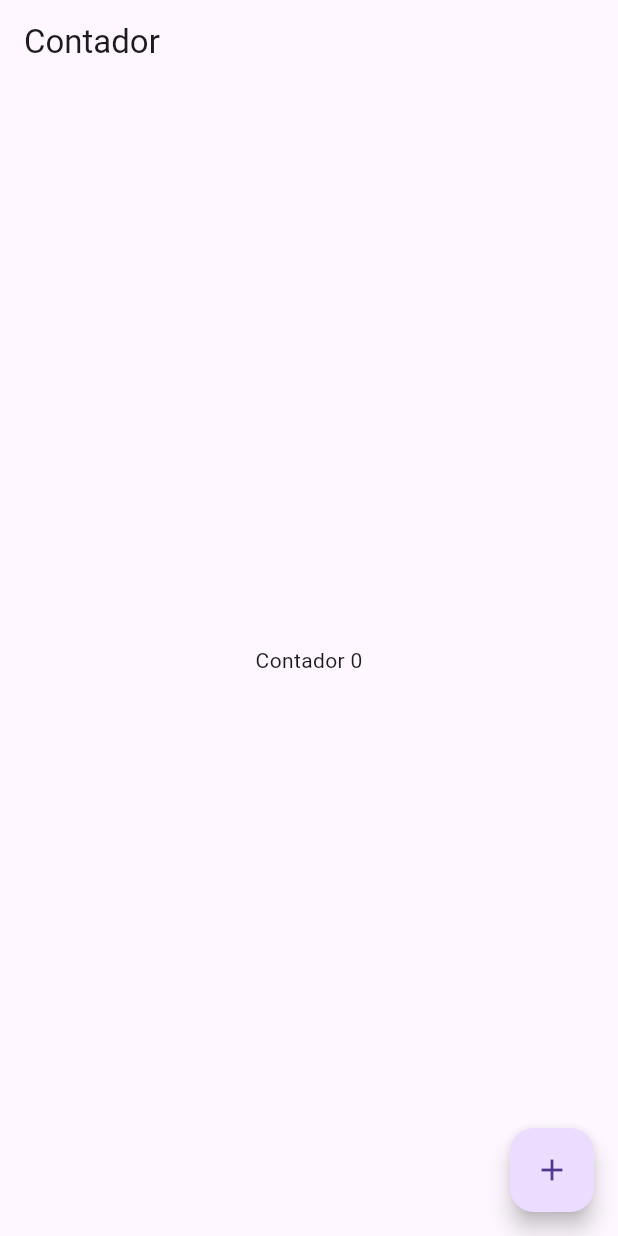
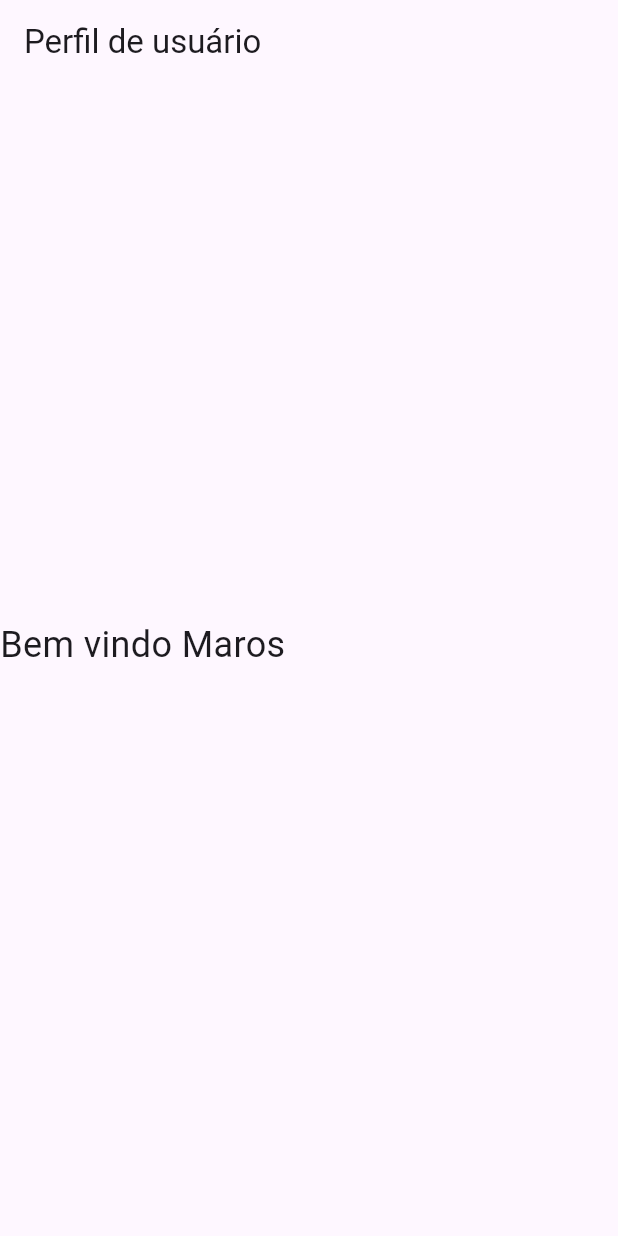
Before and after one commit to MarcosPeretro/app_flutter, a Flutter app: the screen it shows after launch, on a phone screen of 412 x 824 dp. Run offline on Flutter 3.47's test engine with Material 3 defaults, Android fonts, the phone set to English and light mode, and no system bars.

Commit message:
Aula flutter

```diff
--- /dev/null
+++ b/lib/Atv/Switch22.dart
@@ -0,0 +1,31 @@
+import 'package:flutter/material.dart';
+
+class Switch22 extends StatefulWidget{
+  State<StatefulWidget> createState() => _AppState();
+}
+
+class _AppState extends State<Switch22>{
+  bool isOpen = false;
+
+  @override
+  Widget build(BuildContext context) {
+    return MaterialApp(
+      debugShowCheckedModeBanner: false,
+      home: Scaffold(
+        appBar: AppBar(title: Text("Loja"), backgroundColor: Colors.green),
+        body: Center(
+          child: SwitchListTile(
+            title: isOpen ? Image.network('https://cdn-icons-png.flaticon.com/256/3731/3731841.png') : Image.network('https://cdn-icons-png.flaticon.com/256/2607/2607179.png'),
+            subtitle: isOpen ? Text("Loja aberta") : Text("Loja fechada"),
+            value: isOpen,
+            onChanged: (bool value){
+              setState(() {
+                isOpen = value;
+              });
+            },
+          ),
+        ),
+      ),
+    );
+  }
+}
--- /dev/null
+++ b/lib/inherited/UserData.dart
@@ -0,0 +1,27 @@
+import 'package:flutter/material.dart';
+
+class UserData extends InheritedWidget{
+  final String username;
+
+  const UserData({
+    required this.username,
+    required Widget child // widget filho que herda o nome
+    }) : super(child: child); // passa o filho para o construtor pai
+
+    /*
+      este método estatico pode ser chamado independente de termos instanciando o objeto ou não.
+      definimos um método estatico chamado of
+      isso significa que você pode chamar UserData.of(context) sem precisar de uma instancia de UserData
+      quem chamar vai receber um BuildContext, ou seja o contexto onde o widget está na arvore
+     */
+    static UserData of(BuildContext context){
+      //este método procura o widget mais proximo do tipo UserData acima do widget atual
+      final result = context.dependOnInheritedWidgetOfExactType<UserData>();
+        return result!;
+    }
+
+    @override
+    bool updateShouldNotify(UserData oldWidget){
+      return oldWidget.username != username;
+    }
+  }
--- /dev/null
+++ b/lib/inherited/UserInfos.dart
@@ -0,0 +1,28 @@
+import 'package:flutter/material.dart';
+import 'package:meu_app/inherited/UserData.dart';
+
+class Userinfos extends StatelessWidget {
+  @override
+  Widget build(BuildContext context) {
+    return UserData(
+      username: "Maros",
+      child: MaterialApp(
+        home: Scaffold(
+          appBar: AppBar(title: Text("Perfil de usuário")),
+          body: Column(
+            mainAxisAlignment: MainAxisAlignment.center,
+            children: [WelcomeMessage(), SizedBox(height: 20)],
+          ),
+        ),
+      ),
+    );
+  }
+}
+
+class WelcomeMessage extends StatelessWidget {
+  @override
+  Widget build(BuildContext context) {
+    final username = UserData.of(context).username;
+    return Text("Bem vindo $username", style: TextStyle(fontSize: 24));
+  }
+}
--- a/lib/main.dart
+++ b/lib/main.dart
@@ -1,6 +1,11 @@
 import 'package:flutter/material.dart';
+import 'package:meu_app/Atv/Switch22.dart';
 import 'package:meu_app/Botao.dart';
+import 'package:meu_app/inherited/UserData.dart';
+import 'package:meu_app/inherited/UserInfos.dart';
 import 'package:meu_app/stateful/Contador.dart';
+import 'package:meu_app/stateful/DarkMode.dart';
+import 'package:meu_app/stateful/RandomNumber.dart';
 import 'package:meu_app/stateless/SemEstado.dart';
 import 'package:meu_app/stateless/User.dart';
 
@@ -41,7 +46,21 @@ void main() {
 
   //Exemplo stateful
 
+  // runApp(MaterialApp(
+  //   home: Contador(),
+  // ));
+
+  // runApp(MaterialApp(
+  //   home: DarkMode(),
+  // ));
+
+  // runApp(RandomNumber());
+
+  // runApp(MaterialApp(
+  //   home: Switch22()
+  // ));
+
   runApp(MaterialApp(
-    home: Contador(),
+    home: Userinfos()
   ));
 }
--- /dev/null
+++ b/lib/stateful/DarkMode.dart
@@ -0,0 +1,35 @@
+import 'package:flutter/material.dart';
+
+class DarkMode extends StatefulWidget{
+  State<StatefulWidget> createState() => _AppState();
+}
+
+class _AppState extends State<DarkMode>{
+  bool isDarkMode = false;
+
+  @override
+  Widget build(BuildContext context) {
+    return MaterialApp(
+      debugShowCheckedModeBanner: false,
+      themeMode: isDarkMode ? ThemeMode.dark : ThemeMode.light,
+      theme: ThemeData.light(),
+      darkTheme: ThemeData.dark(),
+      home: Scaffold(
+        appBar: AppBar(title: Text("Tipo de tema"),),
+        body: Center(
+          child: SwitchListTile(
+            title: Text("Dark mode"),
+            value: isDarkMode,
+            onChanged: (bool value){
+              setState(() {
+                isDarkMode = value;
+              });
+            },
+          ),
+        ),
+      ),
+    );
+  }
+
+
+}
```
Also changed, not shown: lib/stateful/RandomNumber.dart (added, +46 -0 lines).
